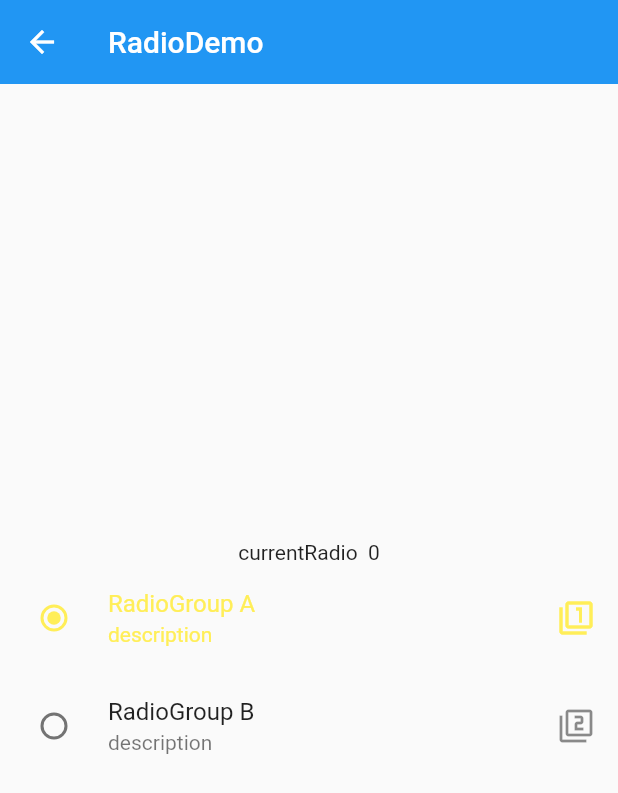
After one commit to yan612468/flutterDemo, a Flutter app: the screen it shows after launch, after a tap on "raido", on a phone screen of 412 x 824 dp. The commit adds this screen. Shown: the top 793 px of the screen. Run offline on Flutter 3.47's test engine with Material 2 defaults, Android fonts, the phone set to English and light mode, and no system bars.

Commit message:
commit by button

```diff
--- a/lib/demo/material_components.dart
+++ b/lib/demo/material_components.dart
@@ -1,5 +1,11 @@
 import 'package:flutter/material.dart';
 import 'package:learn_flutter/demo/pop_menu_demo.dart';
+import 'package:learn_flutter/demo/form_demo.dart';
+import 'package:learn_flutter/demo/checkbox_demo.dart';
+import 'package:learn_flutter/demo/radio_demo.dart';
+import 'package:learn_flutter/demo/switch_demo.dart';
+import 'package:learn_flutter/demo/slider_demo.dart';
+import 'package:learn_flutter/demo/datetime_demo.dart';
 
 class MaterialComponetDemo extends StatelessWidget {
   @override
@@ -11,6 +17,30 @@ class MaterialComponetDemo extends StatelessWidget {
       ),
       body: ListView(
         children: <Widget>[
+          ListItem(
+            title: 'datetime',
+            page: DateTimeDemo(),
+          ),
+          ListItem(
+            title: 'slider',
+            page: SliderDemo(),
+          ),
+          ListItem(
+            title: 'switch',
+            page: SwitchDemo(),
+          ),
+          ListItem(
+            title: 'raido',
+            page: RadioDemo(),
+          ),
+          ListItem(
+            title: 'checkbox',
+            page: CheckBoxDemo(),
+          ),
+          ListItem(
+            title: 'Form',
+            page: FormDemo(),
+          ),
           ListItem(
             title: 'Button',
             page: ButtonDemo(),
--- /dev/null
+++ b/lib/demo/radio_demo.dart
@@ -0,0 +1,69 @@
+import 'package:flutter/material.dart';
+
+class RadioDemo extends StatefulWidget {
+  @override
+  _RadioDemoState createState() => _RadioDemoState();
+}
+
+class _RadioDemoState extends State<RadioDemo> {
+  int _radioValue = 0;
+
+  void _radioValueChanged(int value) {
+    setState(() {
+      _radioValue = value;
+    });
+  }
+
+  @override
+  Widget build(BuildContext context) {
+    return Scaffold(
+      appBar: AppBar(
+        title: Text('RadioDemo'),
+        elevation: 0.0,
+      ),
+      body: Container(
+        child: Column(
+          mainAxisAlignment: MainAxisAlignment.center,
+          children: <Widget>[
+            Text('currentRadio  $_radioValue'),
+            RadioListTile(
+              value: 0,
+              groupValue: _radioValue,
+              onChanged: _radioValueChanged,
+              title: Text('RadioGroup A'),
+              subtitle: Text('description'),
+              secondary: Icon(Icons.filter_1),
+              selected: _radioValue == 0,
+            ),
+            RadioListTile(
+              value: 1,
+              groupValue: _radioValue,
+              onChanged: _radioValueChanged,
+              title: Text('RadioGroup B'),
+              subtitle: Text('description'),
+              secondary: Icon(Icons.filter_2),
+              selected: _radioValue == 1,
+            ),
+            Row(
+              mainAxisAlignment: MainAxisAlignment.center,
+              children: <Widget>[
+//                Radio(
+//                    value: 0,
+//                    groupValue: _radioValue,
+//                    onChanged: _radioValueChanged,
+//                  activeColor: Colors.brown,
+//                ),
+//                Radio(
+//                  value: 1,
+//                  groupValue: _radioValue,
+//                  onChanged: _radioValueChanged,
+//                  activeColor: Colors.brown,
+//                )
+              ],
+            ),
+          ],
+        ),
+      ),
+    );
+  }
+}
--- a/pubspec.yaml
+++ b/pubspec.yaml
@@ -15,6 +15,7 @@ environment:
 dependencies:
   flutter:
     sdk: flutter
+  intl: 0.15.7
 
   # The following adds the Cupertino Icons font to your application.
   # Use with the CupertinoIcons class for iOS style icons.
```
Also changed, not shown: lib/demo/checkbox_demo.dart (added, +54 -0 lines), lib/demo/datetime_demo.dart (added, +78 -0 lines), lib/demo/slider_demo.dart (added, +47 -0 lines), lib/demo/switch_demo.dart (added, +55 -0 lines).
